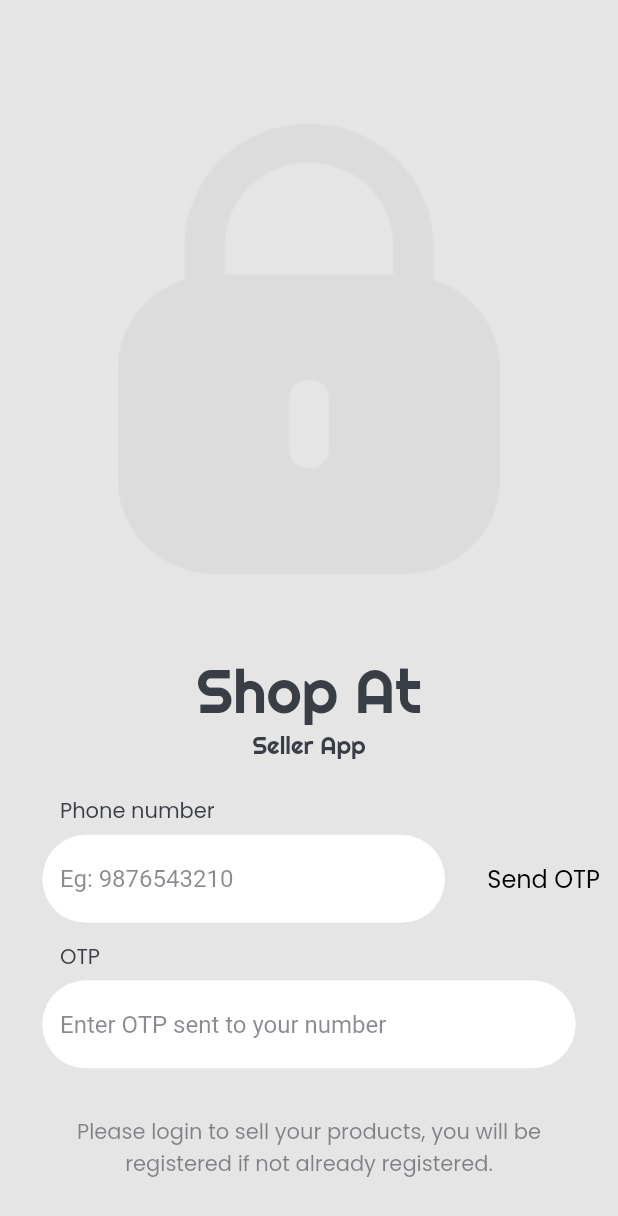
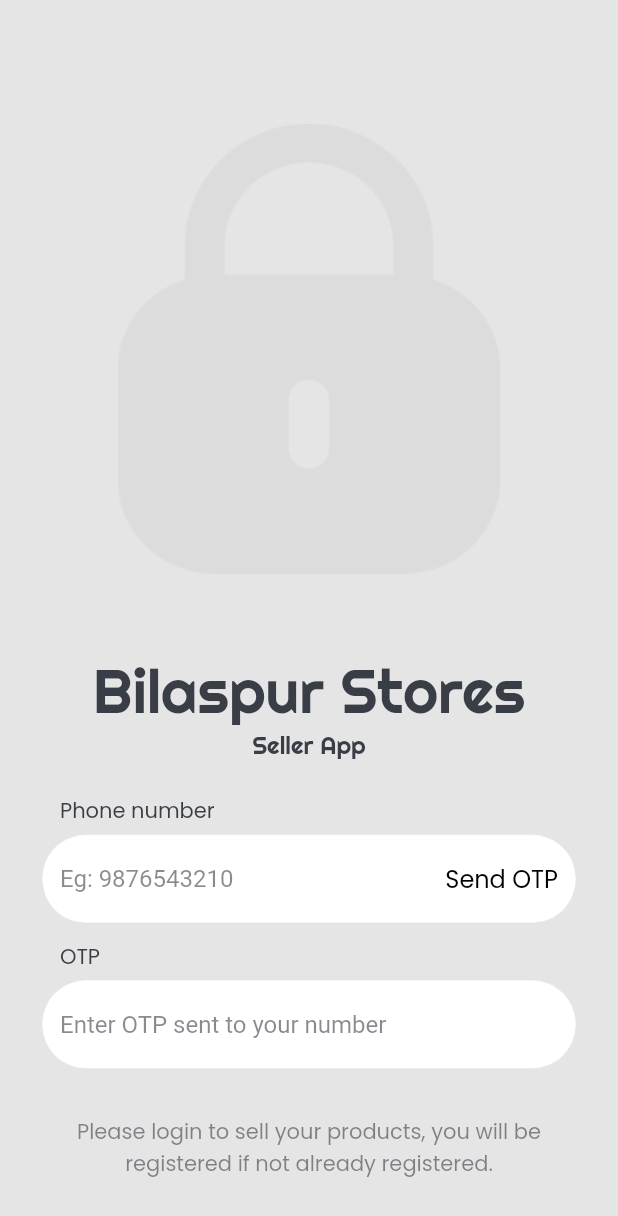
Before and after one commit to 22shubh22/shopat-seller, a Flutter app: the screen it shows after launch, on a phone screen of 412 x 824 dp. Shown: the top 1216 px of the screen. Run offline on Flutter 3.47's test engine with Material 2 defaults, Android fonts, the light colour scheme and no system bars; our stand-ins replace bot_toast, cloud_firestore, feather_icons, firebase_auth, firebase_core, firebase_storage and 2 more; missing offline and left inert: flutter_tagging; accounts and stored records are empty.

Commit message:
CHnages requested

```diff
--- a/lib/firebase_repository/src/entities/product_entity.dart
+++ b/lib/firebase_repository/src/entities/product_entity.dart
@@ -2,7 +2,6 @@
 
 import 'package:cloud_firestore/cloud_firestore.dart';
 
-// TODO: isApproved field in product wntity and model
 class ProductEntity {
   final String id;
   final String productName;
--- a/lib/main.dart
+++ b/lib/main.dart
@@ -23,7 +23,7 @@
   @override
   Widget build(BuildContext context) {
     return MaterialApp(
-      title: 'Shop At Seller',
+      title: 'Bilaspur Stores Seller',
       theme: ThemeData(
         primaryColor: AppColors.primaryColor,
         accentColor: AppColors.accentColor,
--- a/lib/screens/contact_admin.dart
+++ b/lib/screens/contact_admin.dart
@@ -11,7 +11,7 @@
 }
 
 class _ContactAdminState extends State<ContactAdmin> {
-  String mobile = "9032134375";
+  String mobile = "9669068480";
   @override
   Widget build(BuildContext context) {
     return Scaffold(
@@ -56,7 +56,7 @@
                   Container(
                     alignment: Alignment.center,
                     child: Text(
-                      'Veere Badra',
+                      'Om Sonkar',
                       style: TextStyle(
                         color: Colors.black,
                         fontFamily: "Poppins",
--- a/lib/screens/profile_edit.dart
+++ b/lib/screens/profile_edit.dart
@@ -1,4 +1,3 @@
-import 'package:bot_toast/bot_toast.dart';
 import 'package:feather_icons/feather_icons.dart';
 import 'package:flutter/material.dart';
 import 'package:shopat_seller/firebase_repository/src/firestore_service.dart';
--- a/lib/screens/seller_home.dart
+++ b/lib/screens/seller_home.dart
@@ -38,7 +38,7 @@
                         Column(
                           children: [
                             Text(
-                              "Shop At",
+                              "Bilaspur Stores",
                               style: TextStyle(
                                 fontFamily: "Righteous",
                                 fontWeight: FontWeight.w400,
--- a/lib/screens/seller_login.dart
+++ b/lib/screens/seller_login.dart
@@ -57,7 +57,7 @@
                 );
               },
               child: Text(
-                'Shop At',
+                'Bilaspur Stores',
                 style: GoogleFonts.righteous(
                   textStyle: TextStyle(
                     fontSize: 40.0,
@@ -96,25 +96,26 @@
             SizedBox(
               height: 5.0,
             ),
-            Row(
-              children: [
-                Expanded(
-                  child: LoginTextField(
+            LoginTextField(
               controller: _phoneCont,
               hint: "Eg: 9876543210",
               textInputType: TextInputType.number,
-                  ),
-                ),
-                Padding(
-                  padding: const EdgeInsets.only(right: 12.0),
+              trailingActionWidget: Padding(
+                padding: const EdgeInsets.all(12.0),
                 child: _isOtpSending
-                      ? Text(
+                    ? InkWell(
+                        onTap: () {
+                          BotToast.showText(
+                              text: "Please wait while we send OTP");
+                        },
+                        child: Text(
                           'Sending ....',
                           style: TextStyle(
                             fontFamily: 'Poppins',
                             fontWeight: FontWeight.w400,
                             fontSize: 16.0,
                             color: Colors.black,
+                          ),
                         ),
                       )
                     : InkWell(
@@ -142,7 +143,6 @@
                         ),
                       ),
               ),
-              ],
             ),
             SizedBox(
               height: 12.0,
```
Also changed, not shown: 1 other file. Lines whose indentation alone changed are shown as unchanged.
